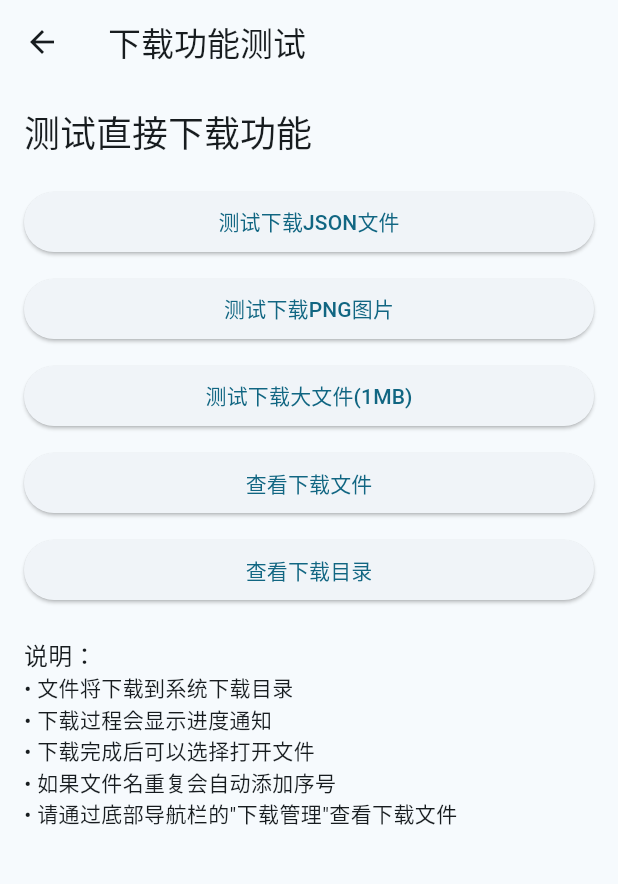
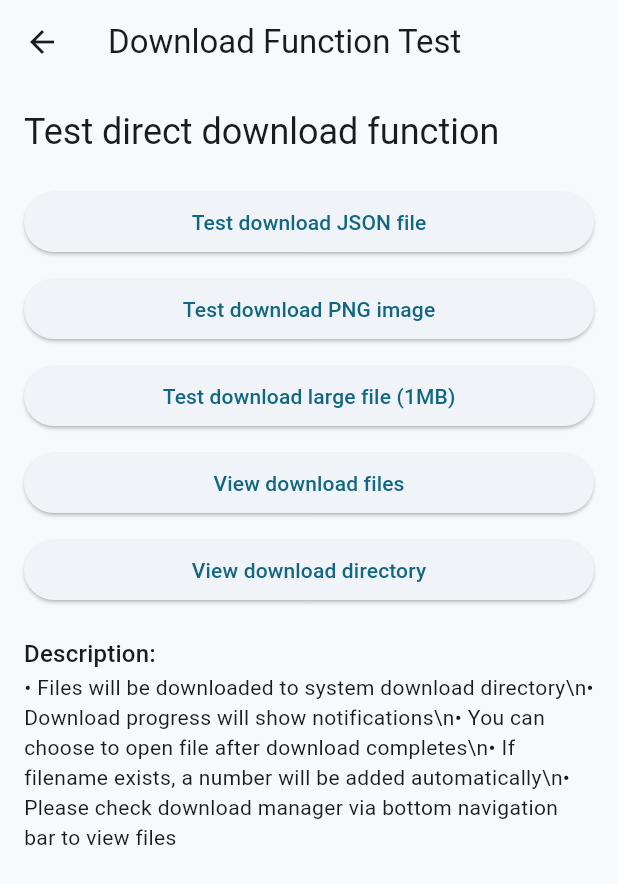
Before and after one commit to suyunjing-su/OpenList-Mobile, a Flutter app: the DownloadTestPage screen opened directly, on a phone screen of 412 x 824 dp. Shown: the top 884 px of the screen. Run offline on Flutter 3.47's test engine with Material 3 defaults, Android fonts, the light colour scheme and no system bars; our stand-ins replace dio, file_picker, flutter_local_notifications, flutter_svg, get and 3 more; missing offline and left inert: dart:ffi, fade_indexed_stack, flutter_inappwebview, open_file_manager; accounts and stored records are empty.

Commit message:
chore(i18n): replace all texts (#30)

```diff
--- a/lib/l10n/intl_en.arb
+++ b/lib/l10n/intl_en.arb
@@ -453,5 +453,56 @@
   "languageSettingsDesc": "Select app display language",
   "followSystem": "Follow System",
   "simplifiedChinese": "简体中文",
-  "english": "English"
+  "english": "English",
+  "currentlyDownloading": "Downloading",
+  "downloadProgressChannel": "Download Progress",
+  "confirmDownload": "Confirm Download",
+  "confirmDownloadMessage": "Do you want to download this file?",
+  "downloadingImage": "Downloading image...",
+  "laterInstall": "Install Later",
+  "installNow": "Install Now",
+  "directDownloadMethod": "Direct Download",
+  "directDownloadMethodDesc": "Use in-app downloader",
+  "browserDownloadMethod": "Browser Download",
+  "browserDownloadMethodDesc": "Use system browser",
+  "shareLink": "Share Link",
+  "shareLinkDesc": "Share download link",
+  "view": "View",
+  "downloadFunctionTest": "Download Function Test",
+  "testDirectDownloadFunction": "Test direct download function",
+  "testDownloadJsonFile": "Test download JSON file",
+  "testDownloadPngImage": "Test download PNG image",
+  "testDownloadLargeFile": "Test download large file (1MB)",
+  "viewDownloadFiles": "View download files",
+  "checkDownloadManagerForFiles": "Please check download manager via bottom navigation bar to view download files",
+  "viewDownloadDirectory": "View download directory",
+  "getDownloadPathFailed": "Failed to get",
+  "openDownloadTestPage": "Do you want to open download test page?",
+  "description": "Description:",
+  "downloadInstructions": "• Files will be downloaded to system download directory\\n• Download progress will show notifications\\n• You can choose to open file after download completes\\n• If filename exists, a number will be added automatically\\n• Please check download manager via bottom navigation bar to view files",
+  "selectDownloadMethod": "Select download method",
+  "batchDownloadComplete": "Batch download complete",
+  "imageDownloadSuccess": "Image download success",
+  "checkImageInDownloadFolder": "Please check image in download folder",
+  "findApkInDownloadFolder": "Please find APK file in download folder to install",
+  "downloadingFileProgress": "Downloading file {current}/{total}",
+  "@downloadingFileProgress": {
+    "placeholders": {
+      "current": {
+        "type": "int"
+      },
+      "total": {
+        "type": "int"
+      }
+    }
+  },
+  "fileDownloadFailed": "File {index} download failed",
+  "@fileDownloadFailed": {
+    "placeholders": {
+      "index": {
+        "type": "int"
+      }
+    }
+  },
+  "apkDownloadCompleteMessage": "APK file download completed, do you want to install?"
 }
--- a/lib/utils/download_examples.dart
+++ b/lib/utils/download_examples.dart
@@ -1,6 +1,7 @@
 import 'package:flutter/material.dart';
 import 'package:get/get.dart';
 import 'download_manager.dart';
+import '../generated/l10n.dart';
 
 /// 下载功能使用示例
 class DownloadExamples {
@@ -36,7 +37,7 @@ class DownloadExamples {
       String filename = 'file_${i + 1}_${DateTime.now().millisecondsSinceEpoch}';
 
       Get.showSnackbar(GetSnackBar(
-        message: '正在下载第 ${i + 1}/${urls.length} 个文件',
+        message: S.current.downloadingFileProgress(i + 1, urls.length),
         duration: Duration(seconds: 2),
       ));
 
@@ -47,7 +48,7 @@ class DownloadExamples {
 
       if (!success) {
         Get.showSnackbar(GetSnackBar(
-          message: '第 ${i + 1} 个文件下载失败',
+          message: S.current.fileDownloadFailed(i + 1),
           duration: Duration(seconds: 3),
         ));
         break;
@@ -55,7 +56,7 @@ class DownloadExamples {
     }
 
     Get.showSnackbar(GetSnackBar(
-      message: '批量下载完成',
+      message: S.current.batchDownloadComplete,
       duration: Duration(seconds: 3),
     ));
   }
@@ -66,16 +67,16 @@ class DownloadExamples {
     bool? shouldDownload = await showDialog<bool>(
       context: context,
       builder: (context) => AlertDialog(
-        title: Text('确认下载'),
-        content: Text('是否要下载这个文件？'),
+        title: Text(S.current.confirmDownload),
+        content: Text(S.current.confirmDownloadMessage),
         actions: [
           TextButton(
             onPressed: () => Navigator.of(context).pop(false),
-            child: Text('取消'),
+            child: Text(S.current.cancel),
           ),
           TextButton(
             onPressed: () => Navigator.of(context).pop(true),
-            child: Text('下载'),
+            child: Text(S.current.download),
           ),
         ],
       ),
@@ -99,7 +100,7 @@ class DownloadExamples {
           children: [
             CircularProgressIndicator(),
             SizedBox(height: 16),
-            Text('正在下载图片...'),
+            Text(S.current.downloadingImage),
           ],
         ),
       ),
@@ -115,17 +116,17 @@ class DownloadExamples {
 
     if (success) {
       Get.showSnackbar(GetSnackBar(
-        message: '图片下载成功',
+        message: S.current.imageDownloadSuccess,
         duration: Duration(seconds: 3),
         mainButton: TextButton(
           onPressed: () {
             // 可以在这里添加打开图片的逻辑
             Get.showSnackbar(GetSnackBar(
-              message: '请在下载目录查看图片',
+              message: S.current.checkImageInDownloadFolder,
               duration: Duration(seconds: 2),
             ));
           },
-          child: Text('查看'),
+          child: Text(S.current.view),
         ),
       ));
     }
@@ -141,23 +142,23 @@ class DownloadExamples {
     if (success) {
       Get.dialog(
         AlertDialog(
-          title: Text('下载完成'),
-          content: Text('APK文件已下载完成，是否要安装？'),
+          title: Text(S.current.downloadCompleteTitle),
+          content: Text(S.current.apkDownloadCompleteMessage),
           actions: [
             TextButton(
               onPressed: () => Get.back(),
-              child: Text('稍后安装'),
+              child: Text(S.current.laterInstall),
             ),
             TextButton(
               onPressed: () {
                 Get.back();
                 // 这里可以添加安装APK的逻辑
                 Get.showSnackbar(GetSnackBar(
-                  message: '请在下载目录找到APK文件进行安装',
+                  message: S.current.findApkInDownloadFolder,
                   duration: Duration(seconds: 5),
                 ));
               },
-              child: Text('立即安装'),
+              child: Text(S.current.installNow),
             ),
           ],
         ),
@@ -215,14 +216,14 @@ class DownloadUtils {
           mainAxisSize: MainAxisSize.min,
           children: [
             Text(
-              '选择下载方式',
+              S.current.selectDownloadMethod,
               style: Theme.of(context).textTheme.titleLarge,
             ),
             SizedBox(height: 16),
             ListTile(
               leading: Icon(Icons.download),
-              title: Text('直接下载'),
-              subtitle: Text('使用应用内下载器'),
+              title: Text(S.current.directDownloadMethod),
+              subtitle: Text(S.current.directDownloadMethodDesc),
               onTap: () {
                 Navigator.pop(context);
                 DownloadManager.downloadFileWithProgress(
@@ -233,8 +234,8 @@ class DownloadUtils {
             ),
             ListTile(
               leading: Icon(Icons.open_in_browser),
-              title: Text('浏览器下载'),
-              subtitle: Text('使用系统浏览器'),
+              title: Text(S.current.browserDownloadMethod),
+              subtitle: Text(S.current.browserDownloadMethodDesc),
               onTap: () {
                 Navigator.pop(context);
                 // 这里可以调用原有的Intent方式
@@ -242,8 +243,8 @@ class DownloadUtils {
             ),
             ListTile(
               leading: Icon(Icons.share),
-              title: Text('分享链接'),
-              subtitle: Text('分享下载链接'),
+              title: Text(S.current.shareLink),
+              subtitle: Text(S.current.shareLinkDesc),
               onTap: () {
                 Navigator.pop(context);
                 // 这里可以添加分享功能
--- a/lib/utils/download_manager.dart
+++ b/lib/utils/download_manager.dart
@@ -106,9 +106,9 @@ class DownloadManager {
     // 获取下载目录
     Directory? downloadDir = await _getOpenListDownloadDirectory();
     if (downloadDir == null) {
-      getx.Get.showSnackbar(const getx.GetSnackBar(
-        message: '无法获取下载目录',
-        duration: Duration(seconds: 3),
+      getx.Get.showSnackbar(getx.GetSnackBar(
+        message: S.current.cannotGetDownloadDirectory,
+        duration: const Duration(seconds: 3),
       ));
       return false;
     }
@@ -135,7 +135,7 @@ class DownloadManager {
 
     // 显示开始下载提示（只显示一次）
     getx.Get.showSnackbar(getx.GetSnackBar(
-      message: '开始下载: $finalFilename',
+      message: S.current.startDownloadFile(finalFilename),
       duration: const Duration(seconds: 2),
       backgroundColor: Colors.green,
     ));
@@ -182,14 +182,14 @@ class DownloadManager {
 
       // 显示完成提示
       getx.Get.showSnackbar(getx.GetSnackBar(
-        message: '下载完成: $finalFilename',
+        message: S.current.downloadCompleteFile(finalFilename),
         duration: const Duration(seconds: 3),
         backgroundColor: Colors.blue,
         mainButton: TextButton(
           onPressed: () {
             _openFile(filePath);
           },
-          child: const Text('打开'),
+          child: Text(S.current.open),
         ),
       ));
 
@@ -210,7 +210,7 @@ class DownloadManager {
         log('下载失败: $e');
 
         getx.Get.showSnackbar(getx.GetSnackBar(
-          message: '下载失败: $finalFilename',
+          message: S.current.downloadFailedFile(finalFilename),
           duration: const Duration(seconds: 3),
           backgroundColor: Colors.red,
         ));
@@ -246,7 +246,7 @@ class DownloadManager {
   static void cancelDownload(String taskId) {
     DownloadTask? task = _activeTasks[taskId];
     if (task != null && task.cancelToken != null) {
-      task.cancelToken!.cancel('用户取消下载');
+      task.cancelToken!.cancel(S.current.userCancelledDownloadError);
     }
   }
 
@@ -378,28 +378,28 @@ class DownloadManager {
           // 权限被永久拒绝，引导用户到设置页面
           getx.Get.dialog(
             AlertDialog(
-              title: const Text('需要安装权限'),
-              content: const Text('为了安装 APK 文件，需要授予安装权限。请在设置中手动开���。'),
+              title: Text(S.current.needInstallPermission),
+              content: Text(S.current.needInstallPermissionDesc),
               actions: [
                 TextButton(
                   onPressed: () => getx.Get.back(),
-                  child: const Text('取消'),
+                  child: Text(S.current.cancel),
                 ),
                 TextButton(
                   onPressed: () {
                     getx.Get.back();
                     openAppSettings();
                   },
-                  child: const Text('去设置'),
+                  child: Text(S.current.goToSettings),
                 ),
               ],
             ),
           );
           return false;
         } else {
-          getx.Get.showSnackbar(const getx.GetSnackBar(
-            message: '需要安装权限才能安装 APK 文件',
-            duration: Duration(seconds: 3),
+          getx.Get.showSnackbar(getx.GetSnackBar(
+            message: S.current.needInstallPermissionToInstallApk,
+            duration: const Duration(seconds: 3),
           ));
           return false;
         }
@@ -438,62 +438,62 @@ class DownloadManager {
         case ResultType.noAppToOpen:
           if (_isApkFile(filePath)) {
             getx.Get.showSnackbar(getx.GetSnackBar(
-              message: '无法安装 APK 文件，可能需要在设置中开启"允许安装未知来源应用"',
+              message: S.current.cannotInstallApkNeedPermission,
               duration: const Duration(seconds: 5),
               mainButton: TextButton(
                 onPressed: () {
                   openAppSettings();
                 },
-                child: const Text('去设置'),
+                child: Text(S.current.goToSettings),
               ),
             ));
           } else {
             getx.Get.showSnackbar(getx.GetSnackBar(
-              message: '没有找到可以打开此文件的应用',
+              message: S.current.noAppToOpenFile,
               duration: const Duration(seconds: 3),
               mainButton: TextButton(
                 onPressed: () {
                   _showFileLocation(filePath);
                 },
-                child: const Text('查看位置'),
+                child: Text(S.current.viewLocation),
               ),
             ));
           }
           break;
         case ResultType.fileNotFound:
-          getx.Get.showSnackbar(const getx.GetSnackBar(
-            message: '文件不存在或已被删除',
-            duration: Duration(seconds: 3),
+          getx.Get.showSnackbar(getx.GetSnackBar(
+            message: S.current.fileNotFound,
+            duration: const Duration(seconds: 3),
           ));
           break;
         case ResultType.permissionDenied:
           if (_isApkFile(filePath)) {
             getx.Get.showSnackbar(getx.GetSnackBar(
-              message: '没有权限安装 APK 文件，请在设置中开启安装权限',
+              message: S.current.noPermissionToInstallApkFile,
               duration: const Duration(seconds: 5),
               mainButton: TextButton(
                 onPressed: () {
                   openAppSettings();
                 },
-                child: const Text('去设置'),
+                child: Text(S.current.goToSettings),
               ),
             ));
           } else {
-            getx.Get.showSnackbar(const getx.GetSnackBar(
-              message: '没有权限打开此文件',
-              duration: Duration(seconds: 3),
+            getx.Get.showSnackbar(getx.GetSnackBar(
+              message: S.current.noPermissionToOpenFile,
+              duration: const Duration(seconds: 3),
             ));
           }
           break;
         case ResultType.error:
           getx.Get.showSnackbar(getx.GetSnackBar(
-            message: '打开文件失败: ${result.message}',
+            message: S.current.openFileFailed(result.message),
             duration: const Duration(seconds: 3),
             mainButton: TextButton(
               onPressed: () {
                 _showFileLocation(filePath);
               },
-              child: const Text('查看位置'),
+              child: Text(S.current.viewLocation),
             ),
           ));
           break;
@@ -501,13 +501,13 @@ class DownloadManager {
     } catch (e) {
       log('打开文件异常: $e');
       getx.Get.showSnackbar(getx.GetSnackBar(
-        message: '打开文件失败: ${e.toString()}',
+        message: S.current.openFileException(e.toString()),
         duration: const Duration(seconds: 3),
         mainButton: TextButton(
           onPressed: () {
             _showFileLocation(filePath);
           },
-          child: const Text('查看位置'),
+          child: Text(S.current.viewLocation),
         ),
       ));
     }
@@ -517,28 +517,28 @@ class DownloadManager {
   static void _showFileLocation(String filePath) {
     getx.Get.dialog(
       AlertDialog(
-        title: const Text('文件位置'),
+        title: Text(S.current.fileLocation),
         content: Column(
           mainAxisSize: MainAxisSize.min,
           crossAxisAlignment: CrossAxisAlignment.start,
           children: [
-            const Text('文件已保存到:'),
+            Text(S.current.fileSavedTo),
             const SizedBox(height: 8),
             SelectableText(
               filePath,
               style: const TextStyle(fontSize: 12),
             ),
             const SizedBox(height: 16),
-            const Text(
-              '您可以使用文件管理器找到此文件，或者尝试安装相应的应用来打开它。',
-              style: TextStyle(fontSize: 14, color: Colors.grey),
+            Text(
+              S.current.fileLocationTip,
+              style: const TextStyle(fontSize: 14, color: Colors.grey),
             ),
           ],
         ),
         actions: [
           TextButton(
             onPressed: () => getx.Get.back(),
-            child: const Text('确定'),
+            child: Text(S.current.ok),
           ),
         ],
       ),
@@ -601,7 +601,7 @@ class DownloadManager {
 /// 下载控制器（保持向后兼容）
 class DownloadController extends getx.GetxController {
   double _progress = 0.0;
-  String _statusText = '准备下载...';
+  String _statusText = S.current.preparingDownloadStatus;
   bool _isCancelled = false;
 
   double get progress => _progress;
@@ -618,7 +618,7 @@ class DownloadController extends getx.GetxController {
 
   void cancelDownload() {
     _isCancelled = true;
-    _statusText = '下载已取消';
+    _statusText = S.current.downloadCancelledText;
     update();
   }
 
--- a/lib/utils/download_test.dart
+++ b/lib/utils/download_test.dart
@@ -1,6 +1,7 @@
 import 'package:flutter/material.dart';
 import 'package:get/get.dart';
 import 'download_manager.dart';
+import '../generated/l10n.dart';
 
 /// 下载功能测试页面
 class DownloadTestPage extends StatelessWidget {
@@ -10,7 +11,7 @@ class DownloadTestPage extends StatelessWidget {
   Widget build(BuildContext context) {
     return Scaffold(
       appBar: AppBar(
-        title: const Text('下载功能测试'),
+        title: Text(S.current.downloadFunctionTest),
       ),
       body: Padding(
         padding: const EdgeInsets.all(16.0),
@@ -18,7 +19,7 @@ class DownloadTestPage extends StatelessWidget {
           crossAxisAlignment: CrossAxisAlignment.stretch,
           children: [
             Text(
-              '测试直接下载功能',
+              S.current.testDirectDownloadFunction,
               style: Theme.of(context).textTheme.headlineSmall,
             ),
             const SizedBox(height: 20),
@@ -30,7 +31,7 @@ class DownloadTestPage extends StatelessWidget {
                   filename: 'test.json',
                 );
               },
-              child: const Text('测试下载JSON文件'),
+              child: Text(S.current.testDownloadJsonFile),
             ),
             const SizedBox(height: 10),
             ElevatedButton(
@@ -41,7 +42,7 @@ class DownloadTestPage extends StatelessWidget {
                   filename: 'test_image.png',
                 );
               },
-              child: const Text('测试下载PNG图片'),
+              child: Text(S.current.testDownloadPngImage),
             ),
             const SizedBox(height: 10),
             ElevatedButton(
@@ -52,18 +53,18 @@ class DownloadTestPage extends StatelessWidget {
                   filename: 'large_test.bin',
                 );
               },
-              child: const Text('测试下载大文件(1MB)'),
+              child: Text(S.current.testDownloadLargeFile),
             ),
             const SizedBox(height: 10),
             ElevatedButton(
               onPressed: () {
                 // 提示用户通过底部导航栏查看下载文件
-                Get.showSnackbar(const GetSnackBar(
-                  message: '请通过底部导航栏的"下载管理"查看下载文件',
-                  duration: Duration(seconds: 2),
+                Get.showSnackbar(GetSnackBar(
+                  message: S.current.checkDownloadManagerForFiles,
+                  duration: const Duration(seconds: 2),
                 ));
               },
-              child: const Text('查看下载文件'),
+              child: Text(S.current.viewDownloadFiles),
             ),
             const SizedBox(height: 10),
             ElevatedButton(
@@ -72,30 +73,26 @@ class DownloadTestPage extends StatelessWidget {
                 String? path = await DownloadManager.getDownloadDirectoryPath();
                 Get.dialog(
                   AlertDialog(
-                    title: const Text('下载目录'),
-                    content: SelectableText(path ?? '获取失败'),
+                    title: Text(S.current.downloadDirectory),
+                    content: SelectableText(path ?? S.current.getDownloadPathFailed),
                     actions: [
                       TextButton(
                         onPressed: () => Get.back(),
-                        child: const Text('确定'),
+                        child: Text(S.current.ok),
                       ),
                     ],
                   ),
                 );
               },
-              child: const Text('查看下载目录'),
+              child: Text(S.current.viewDownloadDirectory),
             ),
             const SizedBox(height: 20),
             Text(
-              '说明：',
+              S.current.description,
               style: Theme.of(context).textTheme.titleMedium,
             ),
             Text(
-              '• 文件将下载到系统下载目录\n'
-              '• 下载过程会显示进度通知\n'
-              '• 下载完成后可以选择打开文件\n'
-              '• 如果文件名重复会自动添加序号\n'
-              '• 请通过底部导航栏的"下载管理"查看下载文件',
+              S.current.downloadInstructions,
               style: Theme.of(context).textTheme.bodyMedium,
             ),
           ],
@@ -110,19 +107,19 @@ class DownloadTestHelper {
   static void showTestDialog(BuildContext context) {
     Get.dialog(
       AlertDialog(
-        title: const Text('下载功能测试'),
-        content: const Text('是否要打开下载测试页面？'),
+        title: Text(S.current.downloadFunctionTest),
+        content: Text(S.current.openDownloadTestPage),
         actions: [
           TextButton(
             onPressed: () => Get.back(),
-            child: const Text('取消'),
+            child: Text(S.current.cancel),
           ),
           TextButton(
             onPressed: () {
               Get.back();
               Get.to(() => const DownloadTestPage());
             },
-            child: const Text('确定'),
+            child: Text(S.current.ok),
           ),
         ],
       ),
--- a/lib/utils/notification_manager.dart
+++ b/lib/utils/notification_manager.dart
@@ -4,6 +4,7 @@ import 'package:flutter_local_notifications/flutter_local_notifications.dart';
 import 'package:get/get.dart' as getx;
 import 'download_manager.dart';
 import '../pages/download_manager_page.dart';
+import '../generated/l10n.dart';
 
 class NotificationManager {
   static final FlutterLocalNotificationsPlugin _notifications = FlutterLocalNotificationsPlugin();
@@ -95,13 +96,13 @@ class NotificationManager {
       if (activeTasks.length == 1) {
         // 单个文件下载
         DownloadTask task = activeTasks.first;
-        title = '正在下载';
+        title = S.current.currentlyDownloading;
         body = task.filename;
         progress = (task.progress * 100).round();
       } else {
         // 多个文件下载
-        title = '正在下载';
-        body = '当前有 ${activeTasks.length} 个文件在下载';
+        title = S.current.currentlyDownloading;
+        body = S.current.currentDownloadingFiles(activeTasks.length);
 
         // 计算总进度 - 所有文件下载进度的总和
         double totalProgress = 0;
@@ -118,8 +119,8 @@ class NotificationManager {
       // Android 通知详情
       AndroidNotificationDetails androidDetails = AndroidNotificationDetails(
         'download_channel',
-        '下载进度',
-        channelDescription: '显示文件下载进度',
+        S.current.downloadProgressChannel,
+        channelDescription: S.current.downloadProgressDesc,
         importance: Importance.low,
         priority: Priority.low,
         showProgress: true,
@@ -131,9 +132,9 @@ class NotificationManager {
         enableVibration: false,
         icon: '@mipmap/ic_launcher',
         actions: [
-          const AndroidNotificationAction(
+          AndroidNotificationAction(
             'view_downloads',
-            '查看下载',
+            S.current.viewDownloads,
             showsUserInterface: true,
           ),
         ],
@@ -196,19 +197,19 @@ class NotificationManager {
       if (completedTasks.length == 1) {
         // 单个文件完成
         DownloadTask task = completedTasks.first;
-        title = '${task.filename} 下载完毕';
-        body = '点击跳转到下载管理';
+        title = S.current.downloadCompleteNotificationTitle(task.filename);
+        body = S.current.clickToJumpToDownloadManager;
       } else {
         // 多个文件完成
-        title = '下载完成';
-        body = '${completedTasks.length} 个文件已完成，点击跳转到下载管理';
+        title = S.current.downloadCompleteTitle;
+        body = S.current.multipleFilesCompleted(completedTasks.length);
       }
 
       // Android 通知详情
-      const AndroidNotificationDetails androidDetails = AndroidNotificationDetails(
+      AndroidNotificationDetails androidDetails = AndroidNotificationDetails(
         'download_complete_channel',
-        '下载完成',
-        channelDescription: '文件下载完成通知',
+        S.current.downloadCompleteChannel,
+        channelDescription: S.current.downloadCompleteChannelDesc,
         importance: Importance.high,
         priority: Priority.high,
         autoCancel: true,
@@ -218,7 +219,7 @@ class NotificationManager {
         actions: [
           AndroidNotificationAction(
             'open_downloads',
-            '打开下载管理',
+            S.current.openDownloadManager,
             showsUserInterface: true,
           ),
         ],
@@ -231,7 +232,7 @@ class NotificationManager {
         presentSound: true,
       );
 
-      NotificationDetails notificationDetails = const NotificationDetails(
+      NotificationDetails notificationDetails = NotificationDetails(
         android: androidDetails,
         iOS: iosDetails,
       );
@@ -268,14 +269,14 @@ class NotificationManager {
       // 先取消进度通知
       await _notifications.cancel(_downloadNotificationId);
 
-      String title = '${task.filename} 下载完毕';
-      String body = '点击跳转到下载管理';
+      String title = S.current.downloadCompleteNotificationTitle(task.filename);
+      String body = S.current.clickToJumpToDownloadManager;
 
       // Android 通知详情
-      const AndroidNotificationDetails androidDetails = AndroidNotificationDetails(
+      AndroidNotificationDetails androidDetails = AndroidNotificationDetails(
         'download_complete_channel',
-        '下载完成',
-        channelDescription: '文件下载完成通知',
+        S.current.downloadCompleteChannel,
+        channelDescription: S.current.downloadCompleteChannelDesc,
         importance: Importance.high,
         priority: Priority.high,
         autoCancel: true,
@@ -285,7 +286,7 @@ class NotificationManager {
         actions: [
           AndroidNotificationAction(
             'open_downloads',
-            '打开下载管理',
+            S.current.openDownloadManager,
             showsUserInterface: true,
           ),
         ],
@@ -298,7 +299,7 @@ class NotificationManager {
         presentSound: true,
       );
 
-      NotificationDetails notificationDetails = const NotificationDetails(
+      NotificationDetails notificationDetails = NotificationDetails(
         android: androidDetails,
         iOS: iosDetails,
       );
```
Also changed, not shown: lib/l10n/intl_zh.arb (+52 -1 lines), lib/generated/intl/messages_en.dart, lib/generated/intl/messages_zh.dart, lib/generated/l10n.dart.
